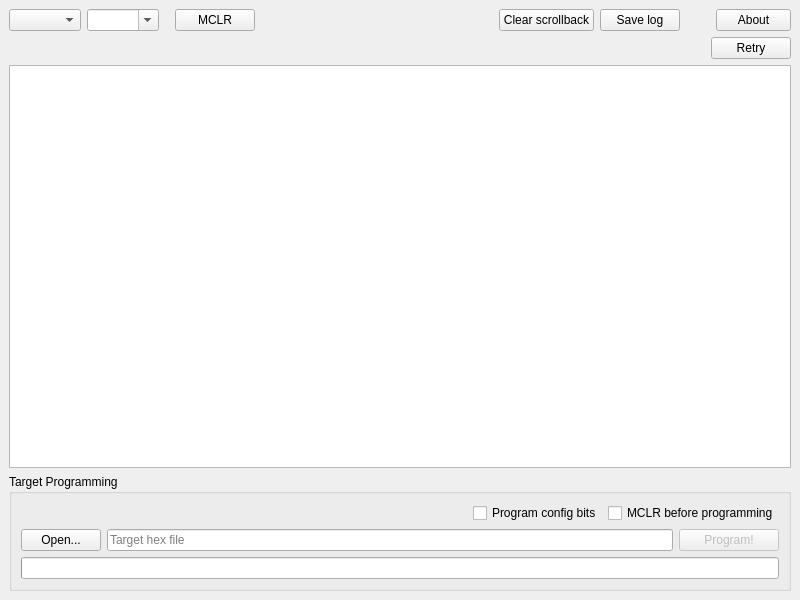
Before: the Qt Designer form mainwindow.ui in thirtythreeforty/bullycpp, drawn with Qt 5.
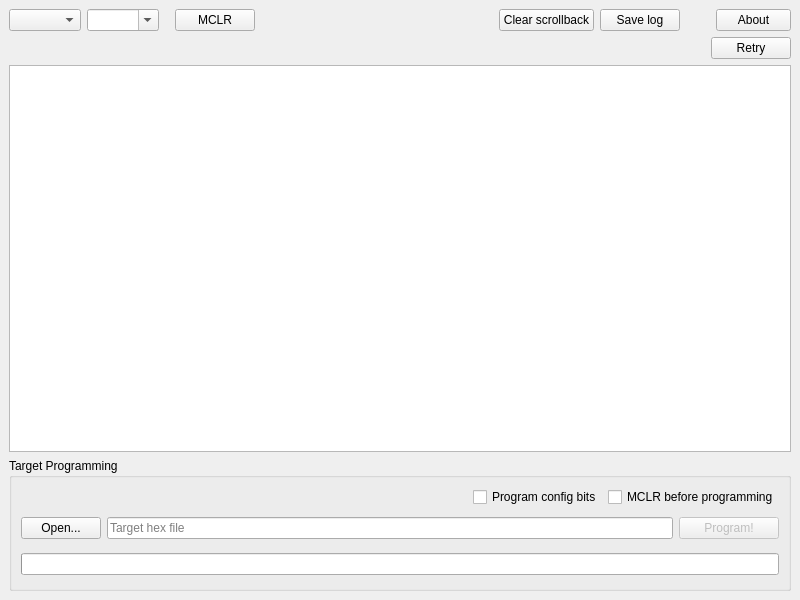
After: the same form once the commit is applied. Custom widgets are drawn as their Qt base class.

Commit message:
Set minimum size of programming and progress widgets
This prevents the interface from moving around a little when
one of them is shown/hidden.

The edit to the form file:
```diff
--- a/mainwindow.ui
+++ b/mainwindow.ui
@@ -236,6 +236,18 @@
        </item>
        <item>
         <widget class="QWidget" name="programmingWidget" native="true">
+         <property name="sizePolicy">
+          <sizepolicy hsizetype="Preferred" vsizetype="Minimum">
+           <horstretch>0</horstretch>
+           <verstretch>0</verstretch>
+          </sizepolicy>
+         </property>
+         <property name="minimumSize">
+          <size>
+           <width>0</width>
+           <height>30</height>
+          </size>
+         </property>
          <layout class="QHBoxLayout" name="horizontalLayout_2">
           <property name="leftMargin">
            <number>0</number>
@@ -287,6 +299,18 @@
        </item>
        <item>
         <widget class="QWidget" name="progressWidget" native="true">
+         <property name="sizePolicy">
+          <sizepolicy hsizetype="Preferred" vsizetype="Minimum">
+           <horstretch>0</horstretch>
+           <verstretch>0</verstretch>
+          </sizepolicy>
+         </property>
+         <property name="minimumSize">
+          <size>
+           <width>0</width>
+           <height>30</height>
+          </size>
+         </property>
          <layout class="QHBoxLayout" name="horizontalLayout">
           <property name="leftMargin">
            <number>0</number>
```
